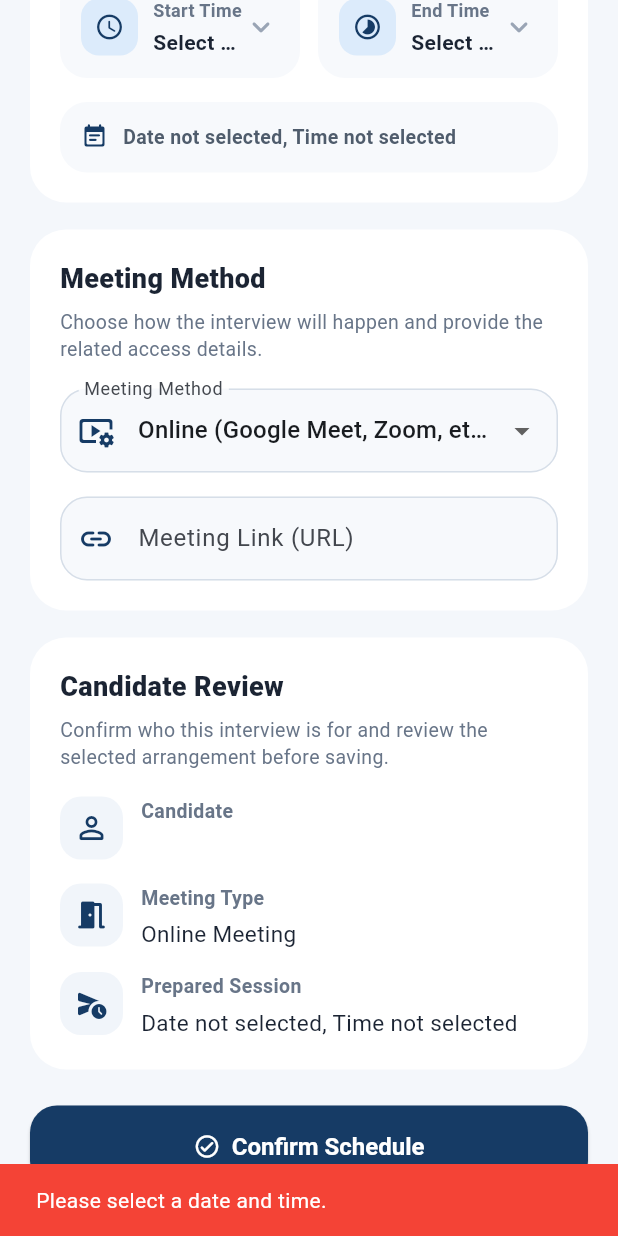
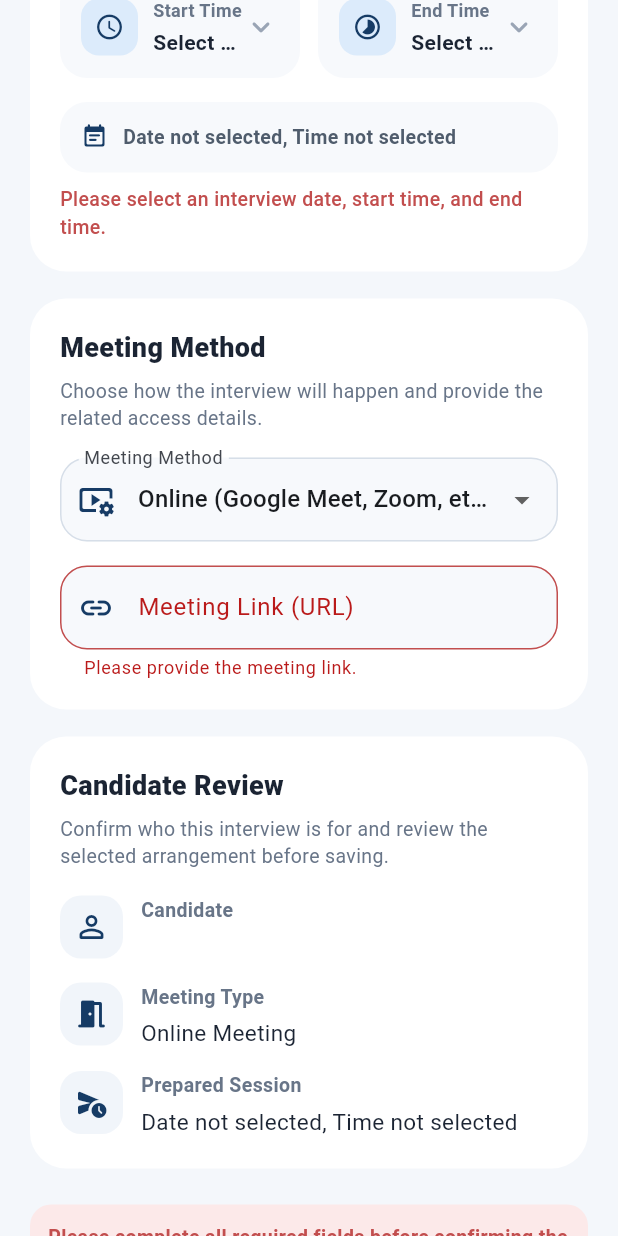
Before and after one commit to FattSiong/mad_job_recruitment_system, a Flutter app: the InterviewSchedulingScreen screen opened directly with empty values, scrolled down 618 dp, after a tap on "Confirm Schedule", on a phone screen of 412 x 824 dp. Run offline on Flutter 3.47's test engine with Material 3 defaults, Android fonts, the phone set to English and light mode, and no system bars; our stand-ins replace audioplayers, file_picker, flutter_dotenv, geocoding, google_generative_ai, google_maps_flutter and 4 more; missing offline and left inert: agora_rtc_engine, record; accounts and stored records are empty.

Commit message:
done error display ui

```diff
--- a/lib/modules/employer/screens/interview_scheduling_screen.dart
+++ b/lib/modules/employer/screens/interview_scheduling_screen.dart
@@ -30,6 +30,10 @@ class _InterviewSchedulingScreenState extends State<InterviewSchedulingScreen> {
 
   bool _isSaving = false;
 
+  String? _formError;
+  String? _scheduleError;
+  String? _meetingDetailsError;
+
   Future<void> _pickDate() async {
     final date = await showDatePicker(
       context: context,
@@ -38,7 +42,11 @@ class _InterviewSchedulingScreenState extends State<InterviewSchedulingScreen> {
       lastDate: DateTime.now().add(const Duration(days: 365)),
     );
     if (date != null) {
-      setState(() => _selectedDate = date);
+      setState(() {
+        _selectedDate = date;
+        _scheduleError = null;
+        _formError = null;
+      });
     }
   }
 
@@ -54,34 +62,40 @@ class _InterviewSchedulingScreenState extends State<InterviewSchedulingScreen> {
         } else {
           _endTime = time;
         }
+        _scheduleError = null;
+        _formError = null;
       });
     }
   }
 
   Future<void> _saveSchedule() async {
-    if (_selectedDate == null || _startTime == null || _endTime == null) {
-      ScaffoldMessenger.of(context).showSnackBar(
-        const SnackBar(
-          content: Text(
-            'Please select a date and time.',
-            style: TextStyle(color: Colors.white),
-          ),
-          backgroundColor: Colors.red,
-        ),
-      );
-      return;
+    setState(() {
+      _formError = null;
+      _scheduleError = null;
+      _meetingDetailsError = null;
+    });
+
+    final hasMissingSchedule =
+        _selectedDate == null || _startTime == null || _endTime == null;
+    final hasMissingMeetingDetails =
+        _meetingMethod != 'internal' && _linkController.text.trim().isEmpty;
+
+    if (hasMissingSchedule || hasMissingMeetingDetails) {
+      setState(() {
+        if (hasMissingSchedule) {
+          _scheduleError =
+          'Please select an interview date, start time, and end time.';
         }
 
-    if (_meetingMethod != 'internal' && _linkController.text.trim().isEmpty) {
-      ScaffoldMessenger.of(context).showSnackBar(
-        const SnackBar(
-          content: Text(
-            'Please provide a meeting link or location.',
-            style: TextStyle(color: Colors.white),
-          ),
-          backgroundColor: Colors.red,
-        ),
-      );
+        if (hasMissingMeetingDetails) {
+          _meetingDetailsError = _meetingMethod == 'online'
+              ? 'Please provide the meeting link.'
+              : 'Please provide the office location or address.';
+        }
+
+        _formError =
+        'Please complete all required fields before confirming the schedule.';
+      });
       return;
     }
 
@@ -100,7 +114,8 @@ class _InterviewSchedulingScreenState extends State<InterviewSchedulingScreen> {
 
     setState(() => _isSaving = false);
 
-    if (mounted) {
+    if (!mounted) return;
+
     if (success) {
       ScaffoldMessenger.of(context).showSnackBar(
         const SnackBar(
@@ -110,15 +125,12 @@ class _InterviewSchedulingScreenState extends State<InterviewSchedulingScreen> {
       );
       Navigator.pop(context, true);
     } else {
-        ScaffoldMessenger.of(context).showSnackBar(
-          const SnackBar(
-            content: Text('Failed to schedule interview.'),
-            backgroundColor: Colors.red,
-          ),
-        );
+      setState(() {
+        _formError = 'Failed to schedule interview. Please try again.';
+      });
     }
   }
-  }
+
 
   @override
   void dispose() {
@@ -211,6 +223,17 @@ class _InterviewSchedulingScreenState extends State<InterviewSchedulingScreen> {
                       ],
                     ),
                   ),
+                  if (_scheduleError != null) ...[
+                    const SizedBox(height: 8),
+                    Text(
+                      _scheduleError!,
+                      style: const TextStyle(
+                        color: Color(0xFFC24E4E),
+                        fontSize: 13,
+                        fontWeight: FontWeight.w500,
+                      ),
+                    ),
+                  ],
                 ],
               ),
             ),
@@ -248,7 +271,14 @@ class _InterviewSchedulingScreenState extends State<InterviewSchedulingScreen> {
                     ],
                     onChanged: (val) {
                       if (val == null) return;
-                      setState(() => _meetingMethod = val);
+                      setState(() {
+                        _meetingMethod = val;
+                        _formError = null;
+                        if (val == 'internal' ||
+                            _linkController.text.trim().isNotEmpty) {
+                          _meetingDetailsError = null;
+                        }
+                      });
                     },
                   ),
                   const SizedBox(height: 16),
@@ -257,6 +287,15 @@ class _InterviewSchedulingScreenState extends State<InterviewSchedulingScreen> {
                   else
                     TextField(
                       controller: _linkController,
+                      onChanged: (_) {
+                        if (_meetingDetailsError == null && _formError == null) {
+                          return;
+                        }
+                        setState(() {
+                          _meetingDetailsError = null;
+                          _formError = null;
+                        });
+                      },
                       decoration: _buildInputDecoration(
                         label: _meetingMethod == 'online'
                             ? 'Meeting Link (URL)'
@@ -264,6 +303,7 @@ class _InterviewSchedulingScreenState extends State<InterviewSchedulingScreen> {
                         icon: _meetingMethod == 'online'
                             ? Icons.link_rounded
                             : Icons.location_on_rounded,
+                        errorText: _meetingDetailsError,
                       ),
                     ),
                 ],
@@ -297,6 +337,25 @@ class _InterviewSchedulingScreenState extends State<InterviewSchedulingScreen> {
               ),
             ),
             const SizedBox(height: 24),
+            if (_formError != null) ...[
+              Container(
+                width: double.infinity,
+                padding: const EdgeInsets.all(12),
+                decoration: BoxDecoration(
+                  color: const Color(0xFFFCE9E9),
+                  borderRadius: BorderRadius.circular(14),
+                ),
+                child: Text(
+                  _formError!,
+                  style: const TextStyle(
+                    color: Color(0xFFC24E4E),
+                    fontSize: 13,
+                    fontWeight: FontWeight.w600,
+                  ),
+                ),
+              ),
+              const SizedBox(height: 16),
+            ],
             _isSaving
                 ? Container(
               width: double.infinity,
@@ -666,9 +725,11 @@ class _InterviewSchedulingScreenState extends State<InterviewSchedulingScreen> {
   InputDecoration _buildInputDecoration({
     required String label,
     required IconData icon,
+    String? errorText,
   }) {
     return InputDecoration(
       labelText: label,
+      errorText: errorText,
       filled: true,
       fillColor: const Color(0xFFF7F9FC),
       prefixIcon: Icon(icon, color: const Color(0xFF163B65)),
@@ -684,6 +745,17 @@ class _InterviewSchedulingScreenState extends State<InterviewSchedulingScreen> {
         borderRadius: BorderRadius.circular(18),
         borderSide: const BorderSide(
           color: Color(0xFF163B65),
+          width: 1.4,
+        ),
+      ),
+      errorBorder: OutlineInputBorder(
+        borderRadius: BorderRadius.circular(18),
+        borderSide: const BorderSide(color: Color(0xFFC24E4E)),
+      ),
+      focusedErrorBorder: OutlineInputBorder(
+        borderRadius: BorderRadius.circular(18),
+        borderSide: const BorderSide(
+          color: Color(0xFFC24E4E),
           width: 1.4,
         ),
       ),
```
Lines whose indentation alone changed are shown as unchanged.
